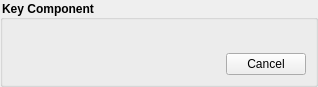
First picture: the form in src/gui/masterkey/KeyComponentWidget.ui, repository lhark/keepassxc, before the edit.
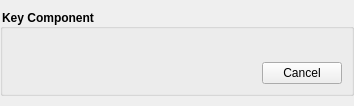
Second picture: the form after the edit. The open tabs and pages were chosen to show the change.

Commit message: Fix vertical size expansion when switching between KeyComponentWidget states

Patch:
```diff
--- a/src/gui/masterkey/KeyComponentWidget.ui
+++ b/src/gui/masterkey/KeyComponentWidget.ui
@@ -6,8 +6,8 @@
    <rect>
     <x>0</x>
     <y>0</y>
-    <width>276</width>
-    <height>79</height>
+    <width>354</width>
+    <height>106</height>
    </rect>
   </property>
   <layout class="QVBoxLayout" name="verticalLayout_5">
@@ -110,7 +110,16 @@
           </property>
           <item>
            <widget class="QWidget" name="componentWidgetContainer" native="true">
+            <property name="sizePolicy">
+             <sizepolicy hsizetype="Preferred" vsizetype="MinimumExpanding">
+              <horstretch>0</horstretch>
+              <verstretch>0</verstretch>
+             </sizepolicy>
+            </property>
             <layout class="QVBoxLayout" name="componentWidgetLayout">
+             <property name="sizeConstraint">
+              <enum>QLayout::SetMinimumSize</enum>
+             </property>
              <property name="leftMargin">
               <number>0</number>
              </property>
```
Left out of the diff: 5 changed lines with no effect on the pictures. The commit also changes 6 other files.
